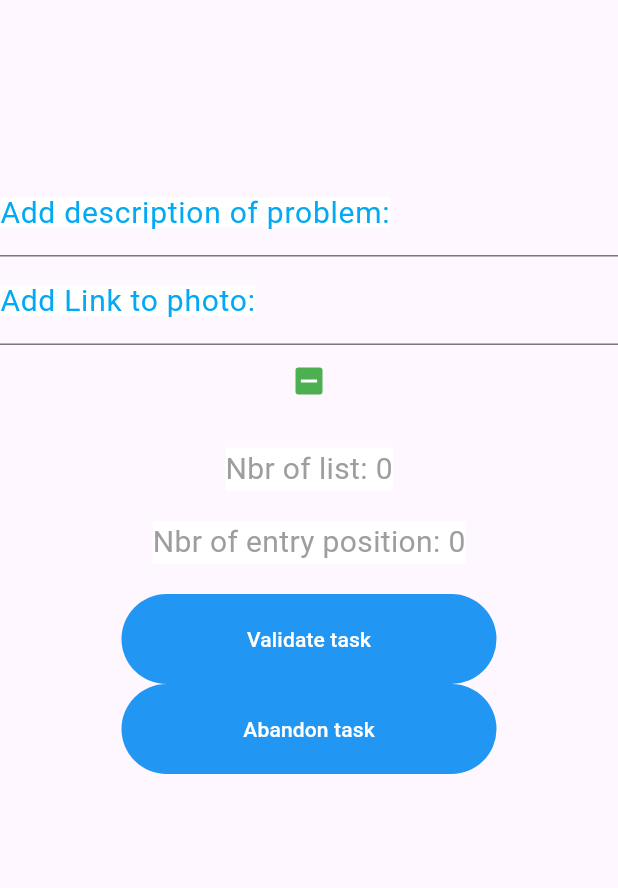
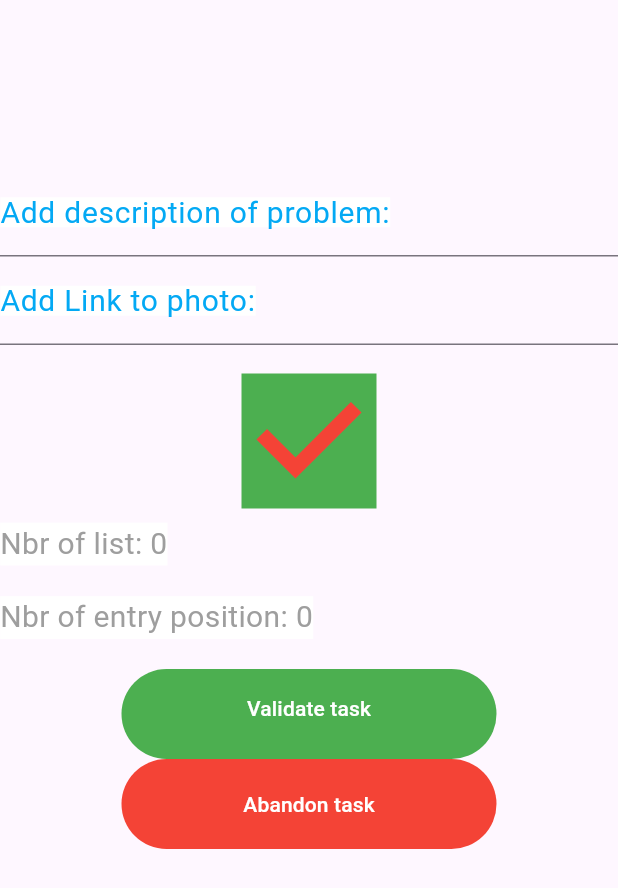
Before and after one commit to GroupeSedimat/Flutter_camion_controle_application, a Flutter app: the ValidateTask widget shown alone on an empty page, opened directly with empty values, on a phone screen of 412 x 824 dp. Shown: the top 888 px of the screen. Run offline on Flutter 3.47's test engine with Material 3 defaults, Android fonts, the phone set to English and light mode, and no system bars; our stand-ins replace cloud_firestore, firebase_auth, firebase_core, flutter_spinkit, get; accounts and stored records are empty.

Commit message:
add task ok, edit task not ok

```diff
--- a/lib/checklist/checklist.dart
+++ b/lib/checklist/checklist.dart
@@ -68,7 +68,7 @@ class _CheckListState extends State<CheckList> {
     }
 
 
-    void showTask(int listNbr, int position, Blueprint blueprint){
+    void showTask(Blueprint blueprint){
       showModalBottomSheet(context: context, isScrollControlled: true, builder: (context) {
         return Container(
           padding: const EdgeInsets.all(10),
@@ -80,8 +80,6 @@ class _CheckListState extends State<CheckList> {
               10, 50, 10, MediaQuery.of(context).viewInsets.bottom
           ),
           child: ValidateTask(
-            nrOfList: listNbr,
-            nrEntryPosition: position,
             databaseService: databaseService,
             blueprint: blueprint),
         );
@@ -155,7 +153,7 @@ class _CheckListState extends State<CheckList> {
                                     databaseService.deleteBlueprint(key);
                                 },
                               edit: (){
-                                showTask(list.listNr, counter[list.listNr], blueprint);
+                                showTask(blueprint);
                               }
                             ),
                           ),
--- a/lib/models/checklist/blueprint_template.dart
+++ b/lib/models/checklist/blueprint_template.dart
@@ -37,7 +37,8 @@ class BlueprintTemplate extends StatelessWidget{
               ),
             ),
             const SizedBox(height: 8.0,),
-            Row(
+            Wrap(
+              alignment: WrapAlignment.spaceEvenly,
               children: [
                 TextButton.icon(
                   onPressed: () => edit(),
--- a/lib/models/checklist/validate_task.dart
+++ b/lib/models/checklist/validate_task.dart
@@ -8,14 +8,10 @@ import 'package:flutter_application_1/services/database_service.dart';
 
 class ValidateTask extends StatefulWidget {
 
-  int nrOfList;
-  int nrEntryPosition;
   DatabaseService databaseService;
   Blueprint blueprint;
   ValidateTask({
     super.key,
-    required this.nrOfList,
-    required this.nrEntryPosition ,
     required this.databaseService,
     required this.blueprint});
 
@@ -28,15 +24,33 @@ class ValidateTaskState extends State<ValidateTask> {
   final _formKey = GlobalKey<FormState>();
   String? descriptionOfProblem;
   String? photoFilePath;
-  bool? isDone;
+  bool? isDone = true;
   Timestamp? validationDate;
+  Task? task;
+  int? nrOfList;
+  int? nrEntryPosition;
+
+  @override
+  void initState() {
+    super.initState();
+    // Wywołujemy funkcję asynchroniczną w metodzie initState
+    fetchTask();
+  }
+
+  Future<void> fetchTask() async {
+    // Pobieramy obiekt Task z bazy danych i aktualizujemy stan komponentu
+    nrOfList = widget.blueprint.nrOfList;
+    nrEntryPosition = widget.blueprint.nrEntryPosition;
+
+    task = await widget.databaseService.getOneTaskWithListPos(nrOfList!, nrEntryPosition!);
+    setState(() {}); // Wywołujemy setState, aby zaktualizować widok
+  }
 
   @override
   Widget build(BuildContext context) {
-
     return Form(
       key: _formKey,
-      child: Column(
+      child: ListView(
         children: <Widget>[
           Text(
             widget.blueprint.title,
@@ -59,6 +73,7 @@ class ValidateTaskState extends State<ValidateTask> {
           ),
           const SizedBox(height: 20),
           TextFormField(
+            initialValue: task?.descriptionOfProblem,
             decoration: const InputDecoration(
               hintText: "Give me description!",
               labelText: "Add description of problem:",
@@ -74,6 +89,7 @@ class ValidateTaskState extends State<ValidateTask> {
             onChanged: (val) => setState(() {descriptionOfProblem = val;}),
           ),
           TextFormField(
+            initialValue: task?.photoFilePath,
             decoration: const InputDecoration(
               hintText: "Give me link!",
               labelText: "Add Link to photo:",
@@ -88,12 +104,17 @@ class ValidateTaskState extends State<ValidateTask> {
             validator: (val) {return (val == null || val.isEmpty) ? 'Enter photoFilePath!' : null;},
             onChanged: (val) => setState(() {photoFilePath = val;}),
           ),
-          Transform.scale(
+          const SizedBox(height: 40),
 
+          Transform.scale(                                                      // validation button
+            scale: 5,                                                           // zmien skale checkbox
             child: Checkbox(
               value: isDone,
+              checkColor: Colors.red,
+              activeColor: (isDone == true) ? Colors.green: Colors.grey ,
+              side: const BorderSide(width: 3, color: Colors.red),
+              shape: (isDone == true) ? const ContinuousRectangleBorder() : const CircleBorder(),
               tristate: true,
-              activeColor: Colors.green,
               onChanged: (value) {
                 setState(() {
                   isDone = value;
@@ -101,7 +122,7 @@ class ValidateTaskState extends State<ValidateTask> {
               },
             ),
           ),
-          const SizedBox(height: 20),
+          const SizedBox(height: 30),
           Text(
             "Nbr of list: ${widget.blueprint.nrOfList}",
             style: const TextStyle(
@@ -125,8 +146,9 @@ class ValidateTaskState extends State<ValidateTask> {
             children: [
               TextButton(
                 style: TextButton.styleFrom(
-                  backgroundColor: Colors.blue,
+                  backgroundColor: Colors.green,
                   minimumSize: const Size(250, 60),
+                  padding: const EdgeInsets.only(bottom: 8.0),
                 ),
                 child: const Text(
                   'Validate task',
@@ -137,8 +159,8 @@ class ValidateTaskState extends State<ValidateTask> {
                 onPressed: () async {
                   validationDate = Timestamp.now();
                   Task task = Task(
-                    nrOfList: widget.nrOfList,
-                    nrEntryPosition: widget.nrEntryPosition,
+                    nrOfList: nrOfList,
+                    nrEntryPosition: nrEntryPosition,
                     validationDate: validationDate,
                     isDone: isDone,
                     descriptionOfProblem: descriptionOfProblem,
@@ -150,7 +172,7 @@ class ValidateTaskState extends State<ValidateTask> {
               ),
               TextButton(
                 style: TextButton.styleFrom(
-                  backgroundColor: Colors.blue,
+                  backgroundColor: Colors.red,
                   minimumSize: const Size(250, 60),
                 ),
                 child: const Text(
--- a/lib/services/database_service.dart
+++ b/lib/services/database_service.dart
@@ -37,6 +37,37 @@ class DatabaseService{
     return _tasksRef.doc(taskID).snapshots();
   }
 
+  Future<Task> getOneTaskWithListPos(int nrList, int nrPosition) async {
+    // return _firestore
+    //     .collection(TASK_COLLECTION_REF)
+    //     .where("nrOfList", isEqualTo: nrList)
+    //     .where("nrEntryPosition", isEqualTo: nrPosition)
+    //     .snapshots()
+    //     .map((querySnapshot) {
+    //       if (querySnapshot.docs.isNotEmpty) {
+    //         return Task.fromJson(querySnapshot.docs.first.data());
+    //       } else {
+    //         return Task();
+    //       }
+    //     });
+    try {
+        final querySnapshot = await _firestore
+        .collection(TASK_COLLECTION_REF)
+        .where("nrOfList", isEqualTo: nrList)
+        .where("nrEntryPosition", isEqualTo: nrPosition)
+        .get();
+        if (querySnapshot.docs.isNotEmpty) {
+          return Task.fromJson(querySnapshot.docs.first.data());
+        } else {
+          return Task();
+        }
+    } catch (error) {
+      // Obsłuż błąd, jeśli wystąpił.
+      print("Error retrieving task: $error");
+      return Task();
+    }
+  }
+
   void addTask(Task task) async {
     _tasksRef.add(task);
   }
```
